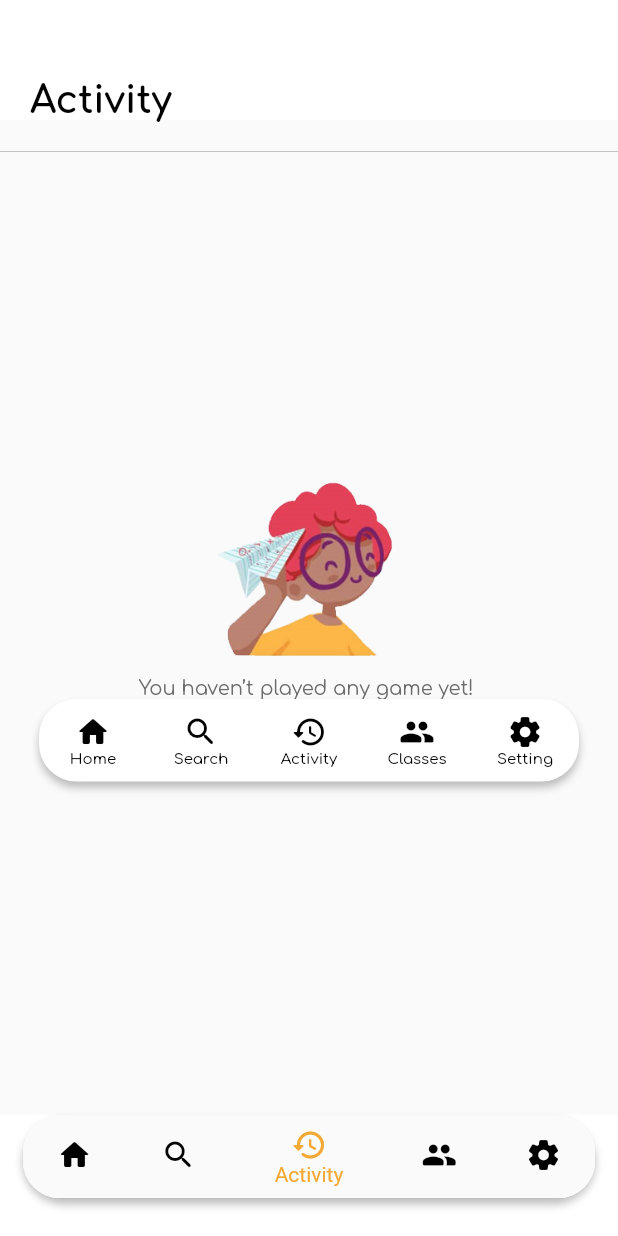
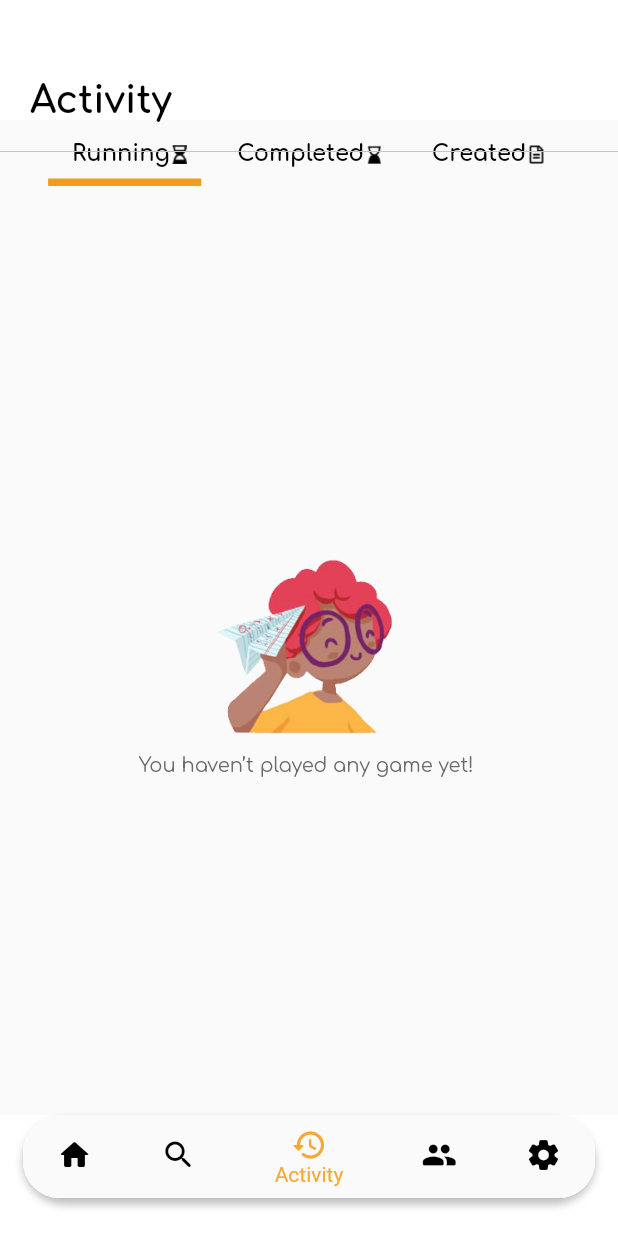
Before and after one commit to ngluutu/MobileApp_Group5, a Flutter app: the screen it shows after launch, item 3 of the bottom bar chosen, on a phone screen of 412 x 824 dp. Run offline on Flutter 3.47's test engine with Material 2 defaults, Android fonts, the phone set to English and light mode, and no system bars; our stand-ins replace get, google_fonts.

Commit message:
update activity state

```diff
--- a/app_quizziz/lib/activity_new.dart
+++ b/app_quizziz/lib/activity_new.dart
@@ -18,9 +18,6 @@
     return DefaultTabController(
         length: 3,
         child: Scaffold(
-            appBar: AppBar(
-              title: Text("Tabbar"),
-            ),
             body: Column(
           children: [
             TabBar(
--- a/app_quizziz/lib/activity_running.dart
+++ b/app_quizziz/lib/activity_running.dart
@@ -15,18 +15,7 @@
   @override
   Widget build(BuildContext context) {
     return Scaffold(
-      body: SafeArea(
-        child: Center(
-          child: Column(
-            mainAxisAlignment: MainAxisAlignment.center,
-            crossAxisAlignment: CrossAxisAlignment.center,
-            children: [
-              icons(),
-              const MenuBar(),
-            ],
-          ),
-        ),
-      ),
+      body: SafeArea(child: icons()),
     );
   }
 
@@ -34,6 +23,8 @@
     return Container(
         child: Center(
       child: Column(
+        mainAxisAlignment: MainAxisAlignment.center,
+        crossAxisAlignment: CrossAxisAlignment.center,
         children: [
           Image.asset(
             'assets/girl.png',
--- a/app_quizziz/lib/mainscreen.dart
+++ b/app_quizziz/lib/mainscreen.dart
@@ -1,5 +1,6 @@
 import 'package:flutter/material.dart';
 import 'package:flutter_application_1/Search.dart';
+import 'package:flutter_application_1/activity_new.dart';
 import 'package:flutter_application_1/activity_running.dart';
 import 'package:flutter_application_1/home.dart';
 import 'package:flutter_application_1/myclasses.dart';
@@ -107,7 +108,7 @@
     } else if (selectedIndex == 1) {
       return const SearchPage();
     } else if (selectedIndex == 2) {
-      return const Activity();
+      return const ActivityState();
     } else if (selectedIndex == 3) {
       return const MyClasses();
     } else {
```
Also changed, not shown: app_quizziz/lib/activity_completed.dart (+3 -7 lines), app_quizziz/lib/activity_created.dart (+3 -8 lines). Lines whose indentation alone changed are shown as unchanged.
